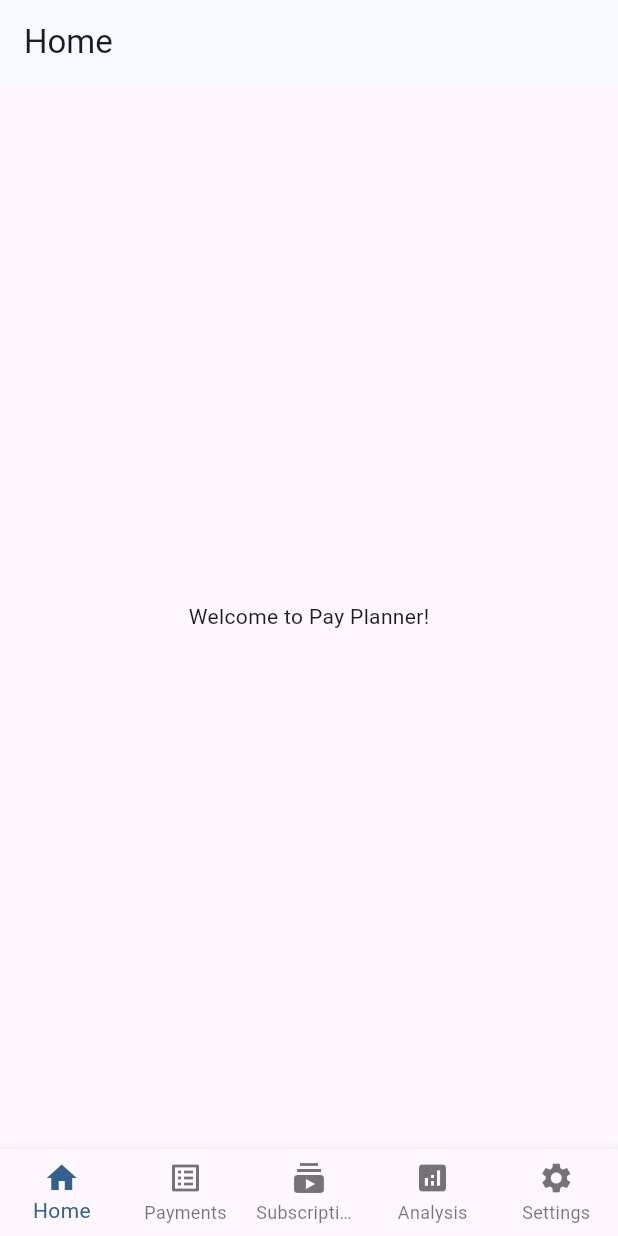
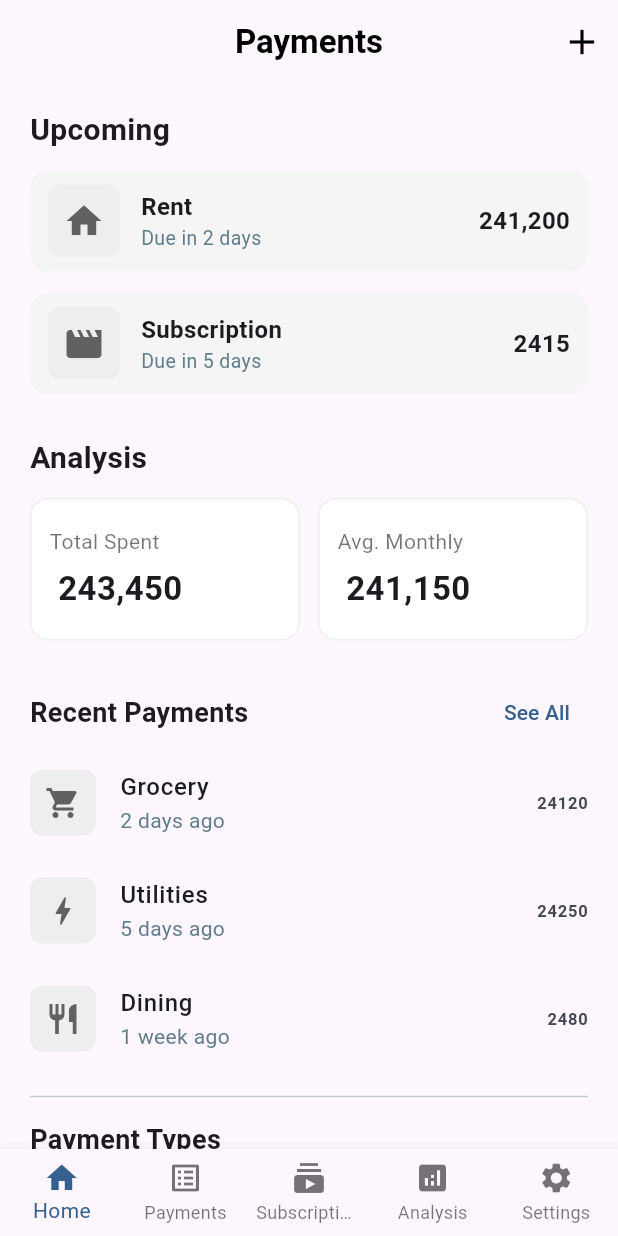
Before and after one commit to ogunakar9/pay_planner, a Flutter app: the screen it shows after launch, on a phone screen of 412 x 824 dp. Run offline on Flutter 3.47's test engine with Material 3 defaults, Android fonts, the light colour scheme and no system bars; our stand-ins replace flutter_dotenv, flutter_riverpod, go_router, hive_flutter; accounts and stored records are empty; generated files the repository leaves out were written again.

Commit message:
feat: home page initial setup with minimal ui

```diff
--- /dev/null
+++ b/lib/src/features/home/components/bar.dart
@@ -0,0 +1,29 @@
+import 'package:flutter/material.dart';
+
+class Bar extends StatelessWidget {
+  final String label;
+  final double value; // 0-100
+  const Bar({super.key, required this.label, required this.value});
+  @override
+  Widget build(BuildContext context) {
+    return Column(
+      mainAxisAlignment: MainAxisAlignment.end,
+      children: [
+        Container(
+          width: 32,
+          height: value,
+          decoration: BoxDecoration(
+            color: Colors.grey[200],
+            borderRadius: BorderRadius.circular(6),
+            border: Border(
+              top: BorderSide(color: Colors.grey[400]!, width: 2),
+            ),
+          ),
+        ),
+        const SizedBox(height: 6),
+        Text(label,
+            style: const TextStyle(fontSize: 13, color: Colors.blueGrey)),
+      ],
+    );
+  }
+}
--- /dev/null
+++ b/lib/src/features/home/components/kpi_card.dart
@@ -0,0 +1,28 @@
+import 'package:flutter/material.dart';
+
+class KpiCard extends StatelessWidget {
+  final String title;
+  final String value;
+  const KpiCard({super.key, required this.title, required this.value});
+  @override
+  Widget build(BuildContext context) {
+    return Container(
+      padding: const EdgeInsets.symmetric(vertical: 18, horizontal: 12),
+      decoration: BoxDecoration(
+        color: Colors.white,
+        borderRadius: BorderRadius.circular(12),
+        border: Border.all(color: Colors.grey[200]!),
+      ),
+      child: Column(
+        crossAxisAlignment: CrossAxisAlignment.start,
+        children: [
+          Text(title, style: const TextStyle(color: Colors.black54)),
+          const SizedBox(height: 6),
+          Text(value,
+              style:
+                  const TextStyle(fontWeight: FontWeight.bold, fontSize: 22)),
+        ],
+      ),
+    );
+  }
+}
--- /dev/null
+++ b/lib/src/features/home/components/recent_payments.dart
@@ -0,0 +1,32 @@
+import 'package:flutter/material.dart';
+
+class RecentPaymentTile extends StatelessWidget {
+  final IconData icon;
+  final String title;
+  final String subtitle;
+  final String amount;
+  const RecentPaymentTile(
+      {super.key,
+      required this.icon,
+      required this.title,
+      required this.subtitle,
+      required this.amount});
+  @override
+  Widget build(BuildContext context) {
+    return ListTile(
+      contentPadding: EdgeInsets.zero,
+      leading: Container(
+        decoration: BoxDecoration(
+          color: Colors.grey[200],
+          borderRadius: BorderRadius.circular(8),
+        ),
+        padding: const EdgeInsets.all(10),
+        child: Icon(icon, color: Colors.grey[700]),
+      ),
+      title: Text(title, style: const TextStyle(fontWeight: FontWeight.w500)),
+      subtitle: Text(subtitle, style: const TextStyle(color: Colors.blueGrey)),
+      trailing:
+          Text(amount, style: const TextStyle(fontWeight: FontWeight.bold)),
+    );
+  }
+}
--- /dev/null
+++ b/lib/src/features/home/components/upcoming_card.dart
@@ -0,0 +1,54 @@
+import 'package:flutter/material.dart';
+
+class UpcomingCard extends StatelessWidget {
+  final IconData icon;
+  final String title;
+  final String subtitle;
+  final String amount;
+  const UpcomingCard(
+      {super.key,
+      required this.icon,
+      required this.title,
+      required this.subtitle,
+      required this.amount});
+  @override
+  Widget build(BuildContext context) {
+    return Container(
+      margin: const EdgeInsets.only(bottom: 4),
+      padding: const EdgeInsets.symmetric(horizontal: 12, vertical: 10),
+      decoration: BoxDecoration(
+        color: Colors.grey[100],
+        borderRadius: BorderRadius.circular(12),
+      ),
+      child: Row(
+        children: [
+          Container(
+            decoration: BoxDecoration(
+              color: Colors.grey[200],
+              borderRadius: BorderRadius.circular(8),
+            ),
+            padding: const EdgeInsets.all(10),
+            child: Icon(icon, size: 28, color: Colors.grey[700]),
+          ),
+          const SizedBox(width: 14),
+          Expanded(
+            child: Column(
+              crossAxisAlignment: CrossAxisAlignment.start,
+              children: [
+                Text(title,
+                    style: const TextStyle(
+                        fontWeight: FontWeight.w600, fontSize: 16)),
+                Text(subtitle,
+                    style:
+                        const TextStyle(color: Colors.blueGrey, fontSize: 13)),
+              ],
+            ),
+          ),
+          Text(amount,
+              style:
+                  const TextStyle(fontWeight: FontWeight.bold, fontSize: 16)),
+        ],
+      ),
+    );
+  }
+}
--- a/lib/src/features/home/home_view.dart
+++ b/lib/src/features/home/home_view.dart
@@ -1,4 +1,9 @@
 import 'package:flutter/material.dart';
+import 'package:go_router/go_router.dart';
+import 'components/upcoming_card.dart';
+import 'components/kpi_card.dart';
+import 'components/recent_payments.dart';
+import 'components/bar.dart';
 
 class HomeView extends StatelessWidget {
   const HomeView({super.key});
@@ -6,8 +11,122 @@ class HomeView extends StatelessWidget {
   @override
   Widget build(BuildContext context) {
     return Scaffold(
-      appBar: AppBar(title: const Text('Home')),
-      body: const Center(child: Text('Welcome to Pay Planner!')),
+      appBar: AppBar(
+        title: const Text('Payments',
+            style: TextStyle(fontWeight: FontWeight.bold)),
+        centerTitle: true,
+        actions: [
+          IconButton(
+            icon: const Icon(Icons.add, size: 28),
+            onPressed: () {
+              context.push('/payments/add');
+            },
+          )
+        ],
+        elevation: 0,
+        backgroundColor: Colors.transparent,
+        foregroundColor: Colors.black,
+      ),
+      body: ListView(
+        padding: const EdgeInsets.symmetric(horizontal: 20, vertical: 8),
+        children: [
+          // Upcoming Section
+          const SizedBox(height: 8),
+          const Text('Upcoming',
+              style: TextStyle(fontWeight: FontWeight.bold, fontSize: 20)),
+          const SizedBox(height: 12),
+          const UpcomingCard(
+            icon: Icons.home,
+            title: 'Rent',
+            subtitle: 'Due in 2 days',
+            amount: ' 241,200',
+          ),
+          const SizedBox(height: 10),
+          const UpcomingCard(
+            icon: Icons.movie,
+            title: 'Subscription',
+            subtitle: 'Due in 5 days',
+            amount: ' 2415',
+          ),
+          const SizedBox(height: 24),
+          // Analysis Section
+          const Text('Analysis',
+              style: TextStyle(fontWeight: FontWeight.bold, fontSize: 20)),
+          const SizedBox(height: 12),
+          const Row(
+            children: [
+              Expanded(child: KpiCard(title: 'Total Spent', value: ' 243,450')),
+              SizedBox(width: 12),
+              Expanded(
+                  child: KpiCard(title: 'Avg. Monthly', value: ' 241,150')),
+            ],
+          ),
+          const SizedBox(height: 24),
+          // Recent Payments Section
+          Row(
+            mainAxisAlignment: MainAxisAlignment.spaceBetween,
+            children: [
+              const Text('Recent Payments',
+                  style: TextStyle(fontWeight: FontWeight.bold, fontSize: 18)),
+              TextButton(
+                onPressed: () {},
+                child: const Text('See All'),
+              ),
+            ],
+          ),
+          const RecentPaymentTile(
+              icon: Icons.local_grocery_store,
+              title: 'Grocery',
+              subtitle: '2 days ago',
+              amount: ' 24120'),
+          const RecentPaymentTile(
+              icon: Icons.bolt,
+              title: 'Utilities',
+              subtitle: '5 days ago',
+              amount: ' 24250'),
+          const RecentPaymentTile(
+              icon: Icons.restaurant,
+              title: 'Dining',
+              subtitle: '1 week ago',
+              amount: ' 2480'),
+          const SizedBox(height: 8),
+          const Divider(),
+          const SizedBox(height: 8),
+          // Payment Types Section
+          const Text('Payment Types',
+              style: TextStyle(fontWeight: FontWeight.bold, fontSize: 18)),
+          const SizedBox(height: 8),
+          const Text('Expenses', style: TextStyle(fontWeight: FontWeight.w500)),
+          const SizedBox(height: 2),
+          const Row(
+            children: [
+              Text(' 243,450',
+                  style: TextStyle(fontWeight: FontWeight.bold, fontSize: 24)),
+              SizedBox(width: 12),
+              Text('This Month ', style: TextStyle(color: Colors.grey)),
+              Text('+12%',
+                  style: TextStyle(
+                      color: Colors.green, fontWeight: FontWeight.bold)),
+            ],
+          ),
+          const SizedBox(height: 16),
+          // Simple Bar Chart (static)
+          const SizedBox(
+            height: 80,
+            child: Row(
+              crossAxisAlignment: CrossAxisAlignment.end,
+              mainAxisAlignment: MainAxisAlignment.spaceBetween,
+              children: [
+                Bar(label: 'Food', value: 60),
+                Bar(label: 'Rent', value: 15),
+                Bar(label: 'Utilities', value: 15),
+                Bar(label: 'Entertainment', value: 50),
+              ],
+            ),
+          ),
+          const SizedBox(height: 24),
+        ],
+      ),
     );
   }
 }
--- /dev/null
+++ b/lib/src/features/payments/add_payment_view.dart
@@ -0,0 +1,13 @@
+import 'package:flutter/material.dart';
+
+class AddPaymentView extends StatelessWidget {
+  const AddPaymentView({super.key});
+
+  @override
+  Widget build(BuildContext context) {
+    return Scaffold(
+      appBar: AppBar(title: const Text('Add Payment')),
+      body: const Center(child: Text('Add Payment Form Here')),
+    );
+  }
+}
--- a/lib/src/routing/app_router.dart
+++ b/lib/src/routing/app_router.dart
@@ -5,6 +5,7 @@ import '../sample_feature/sample_item_list_view.dart';
 import '../sample_feature/sample_item_details_view.dart';
 import '../settings/settings_view.dart';
 import '../settings/settings_controller.dart';
+import '../features/payments/add_payment_view.dart';
 
 // Placeholders for Subscriptions and Analysis
 class SubscriptionsView extends StatelessWidget {
@@ -104,9 +105,12 @@ GoRouter createRouter(SettingsController settingsController) {
           ),
           GoRoute(
             path: '/payments',
-            pageBuilder: (context, state) =>
-                const NoTransitionPage(child: SampleItemListView()),
+            pageBuilder: (context, state) => const NoTransitionPage(child: SampleItemListView()),
             routes: [
+              GoRoute(
+                path: 'add',
+                pageBuilder: (context, state) => const NoTransitionPage(child: AddPaymentView()),
+              ),
               GoRoute(
                 path: 'detail',
                 pageBuilder: (context, state) =>
```
